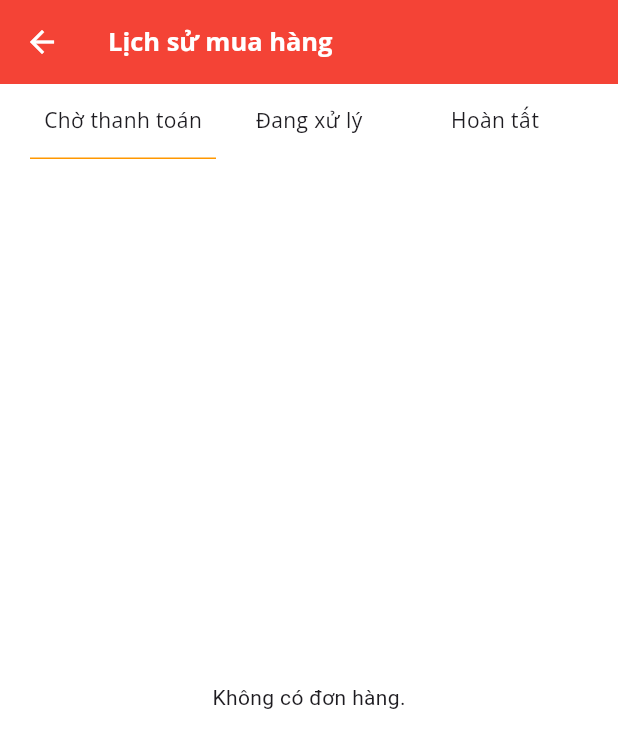
After one commit to thancode99382/flutterbookapplication, a Flutter app: the screen it shows once a user with an empty profile is signed in, item 2 of the bottom bar chosen, after a tap on "Đơn hàng của tôi", on a phone screen of 412 x 824 dp. The commit adds this screen. Shown: the top 748 px of the screen. Run offline on Flutter 3.47's test engine with Material 3 defaults, Android fonts, the phone set to English and light mode, and no system bars; our stand-ins replace another_flushbar, carousel_slider, cloud_firestore, confetti, firebase_auth, firebase_core and 2 more; accounts and stored records are empty.

Commit message:
feat: feature/order [TASK-016]

```diff
--- a/lib/main.dart
+++ b/lib/main.dart
@@ -56,9 +56,6 @@ class MyApp extends StatelessWidget {
           return const MainLayoutPublic();
 
         }
-
-
-
       )
     );
   }
--- a/lib/pages/app/account.dart
+++ b/lib/pages/app/account.dart
@@ -8,6 +8,7 @@ import 'package:font_awesome_flutter/font_awesome_flutter.dart';
 import 'package:google_fonts/google_fonts.dart';
 
 import 'component/showTopSnackBar.dart';
+import 'my_order.dart';
 
 class Account extends StatelessWidget
 {
@@ -118,13 +119,22 @@ class Account extends StatelessWidget
                                 mainAxisAlignment: MainAxisAlignment.spaceAround,
                                 crossAxisAlignment: CrossAxisAlignment.start,
                                 children: [
-                                    Text("Đơn hàng của tôi",style: GoogleFonts.openSans(
-                                            textStyle: const TextStyle(
-                                                fontSize: 14,
-                                                fontWeight: FontWeight.bold
+                                    GestureDetector(
+                                      onTap: (){
+                                        Navigator.push(context, MaterialPageRoute(builder: (context) {
+                                          return MyOrder();
+                                        },
+                                        )
+                                        );
+                                      },
+                                      child: Text("Đơn hàng của tôi",style: GoogleFonts.openSans(
+                                              textStyle: const TextStyle(
+                                                  fontSize: 14,
+                                                  fontWeight: FontWeight.bold
 
-                                            )
-                                        )
+                                              )
+                                          )
+                                      ),
                                     ),
                                     Center(
                                         child: Container(
--- a/lib/pages/app/home.dart
+++ b/lib/pages/app/home.dart
@@ -67,8 +67,8 @@ class Home extends StatelessWidget {
                       children: [
                         Image.asset(
                           itemSuggest[index]["image"],
-                          height: 50,
-                          width: 50,
+                          height: 40,
+                          width: 40,
                         ),
                         const SizedBox(height: 2),
                         Text(
--- /dev/null
+++ b/lib/pages/app/my_order.dart
@@ -0,0 +1,260 @@
+import 'package:cloud_firestore/cloud_firestore.dart';
+import 'package:doanflutterfahasa/viewmodels/order_view_model.dart';
+import 'package:flutter/cupertino.dart';
+import 'package:flutter/material.dart';
+import 'package:google_fonts/google_fonts.dart';
+import 'package:intl/intl.dart';
+
+
+
+
+
+
+
+
+class MyOrder extends StatefulWidget{
+  const MyOrder({super.key});
+
+  @override
+  State<StatefulWidget> createState() {
+    return _MyOrderState();
+  }
+
+}
+
+
+
+
+
+
+
+
+
+
+class _MyOrderState extends State<MyOrder>
+{
+
+
+    String selectedStatus = 'pending';
+
+
+
+    @override
+    Widget build(BuildContext context)
+    {
+        return Scaffold(
+            backgroundColor: Colors.white,
+            appBar: AppBar(
+                iconTheme: const IconThemeData(
+                    color: Colors.white
+                ),
+                backgroundColor: Colors.red,
+                title: Text(
+                    'Lịch sử mua hàng',
+                    style: GoogleFonts.openSans(
+                        textStyle: const TextStyle(
+                            color: Colors.white,
+                            fontSize: 17,
+                            fontWeight: FontWeight.bold
+                        )
+                    )
+                )
+            ),
+            body: Column(
+                children: [
+                    Container(
+                      padding: EdgeInsets.symmetric(horizontal: 20),
+                        height: 50,
+                        child: Row(
+                          mainAxisAlignment: MainAxisAlignment.spaceBetween,
+                          children: [
+
+
+                            Expanded(
+                              flex: 1,
+                              child: GestureDetector(
+                                onTap: () {
+                                  setState(() {
+
+                                    selectedStatus = "pending";
+                                  });
+                                },
+                                child: Container(
+                                  decoration: BoxDecoration(
+                                    border: Border(
+                                      bottom: BorderSide(
+
+                                           color: selectedStatus == "pending" ? Colors.orange : Colors.transparent
+
+                                      )
+                                    )
+
+
+                                  ),
+                                  child: Center(
+                                    child: Text(
+                                        'Chờ thanh toán',
+                                        style: GoogleFonts.openSans(
+                                            textStyle: const TextStyle(
+                                fontSize: 14
+
+
+                                            )
+                                        )
+                                    ),
+                                  ),
+                                ),
+                              ),
+                            ),
+                            Expanded(
+                              flex: 1,
+                              child: GestureDetector(
+                                onTap: () {
+                                  setState(() {
+
+                                    selectedStatus = "processing";
+                                  });
+                                },
+                                child: Container(
+                                  decoration: BoxDecoration(
+                                      border: Border(
+                                          bottom: BorderSide(
+
+                                              color: selectedStatus == "processing" ? Colors.orange : Colors.transparent
+
+                                          )
+                                      )
+
+
+                                  ),
+                                  child: Center(
+                                    child: Text(
+                                        'Đang xử lý',
+                                        style: GoogleFonts.openSans(
+                                            textStyle: const TextStyle(
+                                                fontSize: 14
+
+
+                                            )
+                                        )
+                                    ),
+                                  ),
+                                ),
+                              ),
+                            ),
+                            Expanded(
+                              flex: 1,
+                              child: GestureDetector(
+                                onTap: () {
+                                  setState(() {
+
+                                    selectedStatus = "completed";
+                                  });
+                                },
+                                child: Container(
+                                  decoration: BoxDecoration(
+                                      border: Border(
+                                          bottom: BorderSide(
+
+                                              color: selectedStatus == "completed" ? Colors.orange : Colors.transparent
+
+                                          )
+                                      )
+
+
+                                  ),
+                                  child: Center(
+                                    child: Text(
+                                        'Hoàn tất',
+                                        style: GoogleFonts.openSans(
+                                            textStyle: const TextStyle(
+                                                fontSize: 14
+
+
+                                            )
+                                        )
+                                    ),
+                                  ),
+                                ),
+                              ),
+                            ),
+
+
+
+
+                          ],
+                        )
+                    ),
+
+
+                  Expanded(
+                    child: StreamBuilder<List<Map<String, dynamic>>>(
+                      stream: OrderViewModel().productsByOrderStatusStream(selectedStatus),
+                      builder: (context, snapshot) {
+                        if (snapshot.connectionState == ConnectionState.waiting) {
+                          return const Center(child: CircularProgressIndicator());
+                        }
+
+                        if (!snapshot.hasData || snapshot.data!.isEmpty) {
+                          return const Center(child: Text('Không có đơn hàng.'));
+                        }
+
+                        var products = snapshot.data!;
+
+
+                        return ListView.builder(
+                          itemCount: products.length,
+                          itemBuilder: (context, index) {
+                            var productData = products[index];  // Truy xuất dữ liệu sản phẩm
+                            return Container(
+                                height: 120,
+                                padding: EdgeInsets.symmetric(vertical: 5),
+
+                                child: Row(
+                                    children: [
+                                      Image.network(productData['imageUrl']),
+                                      SizedBox(
+                                          width: 250,
+                                          child: Column(
+                                              crossAxisAlignment: CrossAxisAlignment.start,
+                                              children: [
+
+                                                Text(productData['productName'],
+                                                    maxLines: 2, // Giới hạn 2 dòng
+                                                    overflow: TextOverflow.ellipsis,
+                                                    style: GoogleFonts.openSans(
+                                                        textStyle: const TextStyle(
+                                                        )
+                                                    )
+                                                ),
+                                                const SizedBox(
+                                                    height: 5
+                                                ),
+                                                Text("${NumberFormat('#,###','vi_VN').format(productData['price'])} đ",
+                                                    style: GoogleFonts.openSans(
+                                                        textStyle: const TextStyle(
+                                                            color: Colors.orange,
+                                                            fontWeight: FontWeight.bold,
+                                                            fontSize: 12
+                                                        )
+                                                    )
+                                                ),
+
+                                              ]
+                                          )
+                                      )
+                                    ]
+                                )
+                            );
+                          },
+                        );
+
+                      },
+                    ),
+                  )
+
+                ]
+            )
+        );
+    }
+}
--- /dev/null
+++ b/lib/viewmodels/order_view_model.dart
@@ -0,0 +1,54 @@
+import 'package:cloud_firestore/cloud_firestore.dart';
+import 'package:firebase_auth/firebase_auth.dart';
+
+class OrderViewModel
+{
+
+    final FirebaseFirestore _firestore = FirebaseFirestore.instance;
+    String? get userId => FirebaseAuth.instance.currentUser?.uid;
+
+    Stream<List<Map<String, dynamic>>> productsByOrderStatusStream(String status) {
+        return FirebaseFirestore.instance
+            .collection('orders')
+            .where('status', isEqualTo: status)  // Lọc theo trạng thái đơn hàng
+            .snapshots()
+            .map((snapshot) {
+            // Lọc ra các sản phẩm trong đơn hàng
+            return snapshot.docs.expand((doc) {
+                var orderData = doc.data();
+                // Giả sử trường 'products' là một mảng các sản phẩm trong đơn hàng
+                var products = orderData['products'] as List<dynamic>? ?? [];
+                return products.map((product) => product as Map<String, dynamic>);
+            }).toList();
+        });
+    }
+
+    Future<void> createOrder() async
+    {
+
+        final cartRef = _firestore.collection('carts').doc(userId);
+        final orderRef = _firestore.collection('orders').doc();
+
+        final snapshot = await cartRef.get();
+
+        if (snapshot.exists)
+        {
+
+            final products = snapshot.data()?['products'] ?? '';
+
+            await orderRef.set(
+            {
+                'userid':userId,
+                'products':products,
+                'status':'pending',
+                'createAt':FieldValue.serverTimestamp()
+            }
+            );
+            await cartRef.update({'products':[]});
+        }
+        else
+        {
+            throw Exception("Không tìm thấy giỏ hàng ");
+        }
+    }
+}
--- a/pubspec.yaml
+++ b/pubspec.yaml
@@ -45,6 +45,7 @@ dependencies:
   intl: ^0.18.1
   provider: ^6.1.2
   another_flushbar: ^1.12.30
+  confetti: ^0.8.0
 
 dev_dependencies:
   flutter_test:
```
Also changed, not shown: lib/pages/app/cart.dart (+41 -11 lines), lib/pages/app/info_completed_order.dart (added, +99 -0 lines), pubspec.lock.
